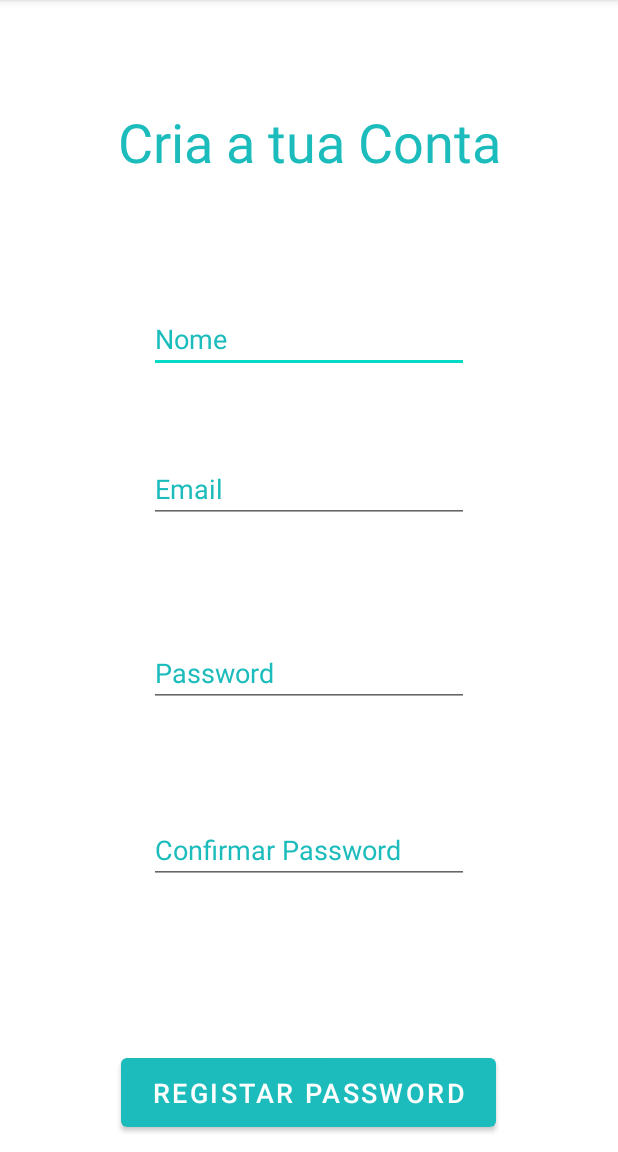
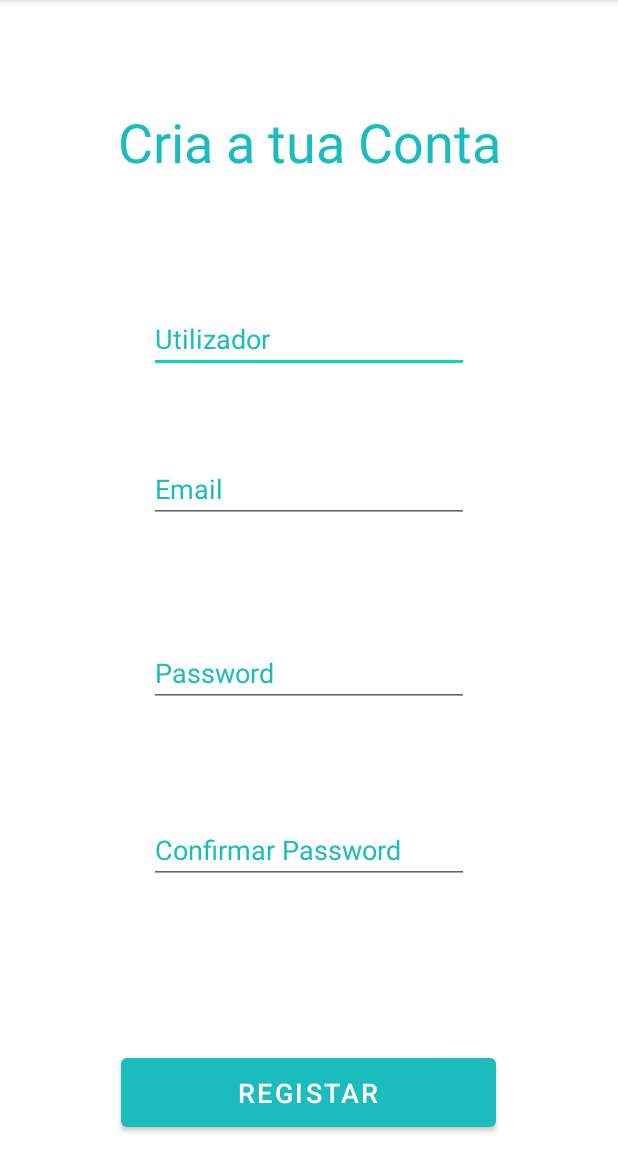
Before and after one commit to loonix/university, an Android app: the criarConta screen opened directly, with no data from a screen before it, on a phone screen of 412 x 824 dp, the part 84-1236 px from its top. Run offline under Robolectric (Android 15) with nearby library versions, the phone set to English and light mode, and no system bars.

Commit message:
fix: activity criar conta

```diff
--- a/AndroidNativeProjects/aNDROID pROJETS/QuizzApp/app/src/main/java/com/example/quizzapp/criarConta.java
+++ b/AndroidNativeProjects/aNDROID pROJETS/QuizzApp/app/src/main/java/com/example/quizzapp/criarConta.java
@@ -29,35 +29,35 @@ public class criarConta extends AppCompatActivity {
         super.onCreate(savedInstanceState);
         setContentView(R.layout.activity_criar_conta);
         System.out.println("criarConta - Iniciou");
-//
-//        carregarDados();
-//
-//        nome = findViewById(R.id.editTextTextPersonName);
-//        email = findViewById(R.id.editTextTextPersonEmail);
-//        password = findViewById(R.id.editTextTextPersonPassword);
-//        confirmarPassword = findViewById(R.id.editTextTextPersonConfirmPassword);
-//
-//        registarBtn = (Button) findViewById(R.id.buttonRegistar);
-//        registarBtn.setOnClickListener (new View.OnClickListener() {
-//            @Override
-//            public void onClick(View v) {
-////                System.out.println(username.getText());
-//                nome = findViewById(R.id.editTextNome);
-//                email = findViewById(R.id.editTextPassword);
-//
-//                if(!confirmarPassword.getText().toString().equals(password.getText().toString())){
-//                    Toast.makeText(criarConta.this, "As passwords nao combinam", Toast.LENGTH_SHORT).show();
-//                    return;
-//                }
-//                if(podeAdicionar()){
-//                    adicionarUser();
-//                } else {
-//                    // mostrar toast
-//                    Toast.makeText(criarConta.this, "O utilizador ou email ja existe, por favor verifique novamente.", Toast.LENGTH_SHORT).show();
-//                }
-//
-//            }
-//        });
+
+        carregarDados();
+
+        nome = findViewById(R.id.utilizadorText);
+        email = findViewById(R.id.emailText);
+        password = findViewById(R.id.passwordText);
+        confirmarPassword = findViewById(R.id.confirmPasswordText);
+
+        registarBtn = (Button) findViewById(R.id.buttonRegistar);
+        registarBtn.setOnClickListener (new View.OnClickListener() {
+            @Override
+            public void onClick(View v) {
+//                System.out.println(username.getText());
+                nome = findViewById(R.id.utilizadorText);
+                email = findViewById(R.id.emailText);
+
+                if(!confirmarPassword.getText().toString().equals(password.getText().toString())){
+                    Toast.makeText(criarConta.this, "As passwords nao combinam", Toast.LENGTH_SHORT).show();
+                    return;
+                }
+                if(podeAdicionar()){
+                    adicionarUser();
+                } else {
+                    // mostrar toast
+                    Toast.makeText(criarConta.this, "O utilizador ou email ja existe, por favor verifique novamente.", Toast.LENGTH_SHORT).show();
+                }
+
+            }
+        });
     }
 
     // verifica se pode adicionar a nova conta
--- a/AndroidNativeProjects/aNDROID pROJETS/QuizzApp/app/src/main/res/layout/activity_criar_conta.xml
+++ b/AndroidNativeProjects/aNDROID pROJETS/QuizzApp/app/src/main/res/layout/activity_criar_conta.xml
@@ -29,14 +29,13 @@
         app:layout_constraintVertical_bias="0.11" />
 
     <EditText
-        android:id="@+id/editTextTextPersonName"
+        android:id="@+id/utilizadorText"
         android:layout_width="wrap_content"
         android:layout_height="wrap_content"
         android:layout_marginTop="10dp"
         android:ems="10"
-        android:hint="@string/Nome"
+        android:hint="@string/utilizador"
         android:inputType="textPersonName"
-
         android:textColorHighlight="#1BBCBB"
         android:textColorHint="#1BBCBB"
         app:layout_constraintBottom_toBottomOf="parent"
@@ -48,7 +47,42 @@
         android:autofillHints="" />
 
     <EditText
-        android:id="@+id/editTextTextPersonConfirmPassword"
+        android:id="@+id/passwordText"
+        android:layout_width="wrap_content"
+        android:layout_height="wrap_content"
+        android:layout_marginTop="30dp"
+        android:ems="10"
+        android:hint="@string/Password"
+        android:inputType="textPassword"
+        android:textColorHighlight="#1BBCBB"
+        android:textColorHint="#1BBCBB"
+        app:layout_constraintBottom_toBottomOf="parent"
+        app:layout_constraintEnd_toEndOf="@id/emailText"
+        app:layout_constraintHorizontal_bias="0.0"
+        app:layout_constraintStart_toStartOf="@id/emailText"
+        app:layout_constraintTop_toTopOf="parent"
+        app:layout_constraintVertical_bias="0.572"
+        android:autofillHints="" />
+
+    <EditText
+        android:id="@+id/emailText"
+        android:layout_width="wrap_content"
+        android:layout_height="wrap_content"
+        android:layout_marginTop="30dp"
+        android:ems="10"
+        android:hint="@string/Email"
+        android:inputType="textEmailAddress"
+        android:textColorHighlight="#1BBCBB"
+        android:textColorHint="#1BBCBB"
+        app:layout_constraintBottom_toBottomOf="parent"
+        app:layout_constraintEnd_toEndOf="parent"
+        app:layout_constraintStart_toStartOf="parent"
+        app:layout_constraintTop_toTopOf="parent"
+        app:layout_constraintVertical_bias="0.395"
+        android:autofillHints="" />
+
+    <EditText
+        android:id="@+id/confirmPasswordText"
         android:layout_width="wrap_content"
         android:layout_height="wrap_content"
         android:layout_marginTop="40dp"
@@ -56,7 +90,6 @@
         android:hint="@string/ConfirmPassword"
         android:inputType="textPassword"
         android:textColorHighlight="#1BBCBB"
-
         android:textColorHint="#1BBCBB"
         app:layout_constraintBottom_toBottomOf="parent"
         app:layout_constraintEnd_toEndOf="parent"
@@ -64,25 +97,6 @@
         app:layout_constraintStart_toStartOf="parent"
         app:layout_constraintTop_toTopOf="parent"
         app:layout_constraintVertical_bias="0.738"
-        android:autofillHints="" />
-
-    <EditText
-        android:id="@+id/editTextTextPersonPassword"
-        android:layout_width="wrap_content"
-        android:layout_height="wrap_content"
-        android:layout_marginTop="30dp"
-        android:ems="10"
-        android:hint="@string/Password"
-        android:inputType="textPassword"
-        android:textColorHighlight="#1BBCBB"
-
-        android:textColorHint="#1BBCBB"
-        app:layout_constraintBottom_toBottomOf="parent"
-        app:layout_constraintEnd_toEndOf="@id/editTextTextPersonEmail"
-        app:layout_constraintHorizontal_bias="0.0"
-        app:layout_constraintStart_toStartOf="@id/editTextTextPersonEmail"
-        app:layout_constraintTop_toTopOf="parent"
-        app:layout_constraintVertical_bias="0.572"
         android:autofillHints="" />
 
     <Button
@@ -99,24 +113,4 @@
         app:layout_constraintStart_toStartOf="parent"
         app:layout_constraintTop_toTopOf="parent"
         app:layout_constraintVertical_bias="0.984" />
-
-    <EditText
-        android:id="@+id/editTextTextPersonEmail"
-        android:layout_width="wrap_content"
-        android:layout_height="wrap_content"
-        android:layout_marginTop="30dp"
-        android:ems="10"
-        android:hint="@string/Email"
-        android:inputType="textEmailAddress"
-        android:textColorHighlight="#1BBCBB"
-
-        android:textColorHint="#1BBCBB"
-        app:layout_constraintBottom_toBottomOf="parent"
-        app:layout_constraintEnd_toEndOf="parent"
-        app:layout_constraintStart_toStartOf="parent"
-        app:layout_constraintTop_toTopOf="parent"
-        app:layout_constraintVertical_bias="0.395"
-        android:autofillHints="" />
-
-
 </androidx.constraintlayout.widget.ConstraintLayout>
--- a/AndroidNativeProjects/aNDROID pROJETS/QuizzApp/app/src/main/res/values/strings.xml
+++ b/AndroidNativeProjects/aNDROID pROJETS/QuizzApp/app/src/main/res/values/strings.xml
@@ -10,11 +10,11 @@
     <string name="textView3Lugar"></string>
     <string name="textView4Lugar"></string>
     <string name="textView5Lugar"></string>
-    <string name="Nome">Nome</string>
+    <string name="utilizador">Utilizador</string>
     <string name="Email">Email</string>
     <string name="Password">Password</string>
     <string name="ConfirmPassword">Confirmar Password</string>
-    <string name="buttonRegistar">Registar Password</string>
+    <string name="buttonRegistar">Registar</string>
 
     <string name="LabelcriarConta">Cria a tua Conta</string>
 
```
